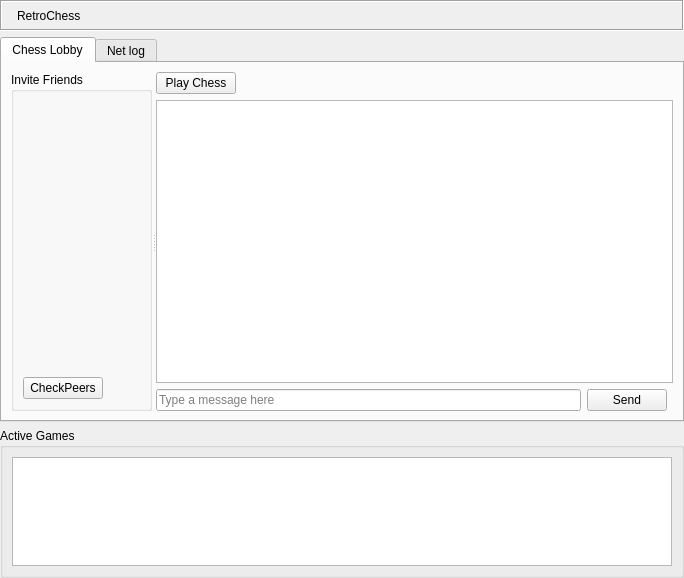
chozabu/RetroChess, file gui/NEMainpage.ui: the form before one commit.
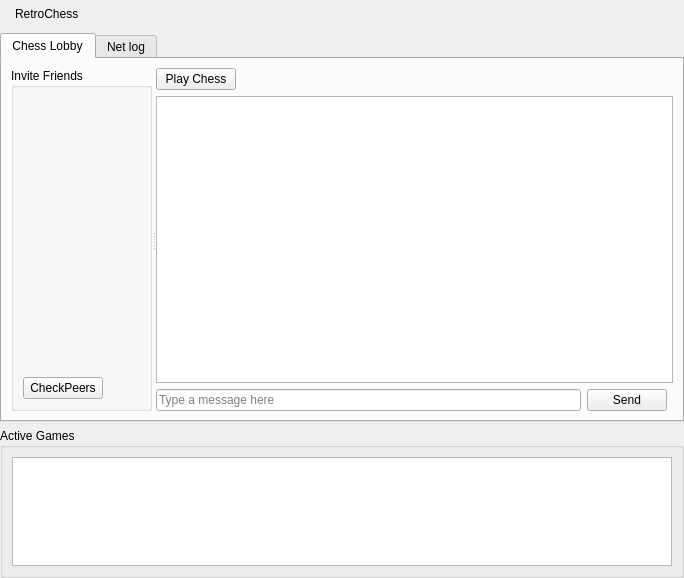
The form after the commit. Icons and pictures are not drawn. Custom widgets are drawn as their Qt base class.

```diff
--- a/gui/NEMainpage.ui
+++ b/gui/NEMainpage.ui
@@ -35,10 +35,10 @@
       </sizepolicy>
      </property>
      <property name="frameShape">
-      <enum>QFrame::Box</enum>
+      <enum>QFrame::NoFrame</enum>
      </property>
      <property name="frameShadow">
-      <enum>QFrame::Sunken</enum>
+      <enum>QFrame::Raised</enum>
      </property>
      <layout class="QHBoxLayout" name="horizontalLayout_2">
       <property name="leftMargin">
```
Left out of the diff: 2 changed lines with no effect on the pictures.
